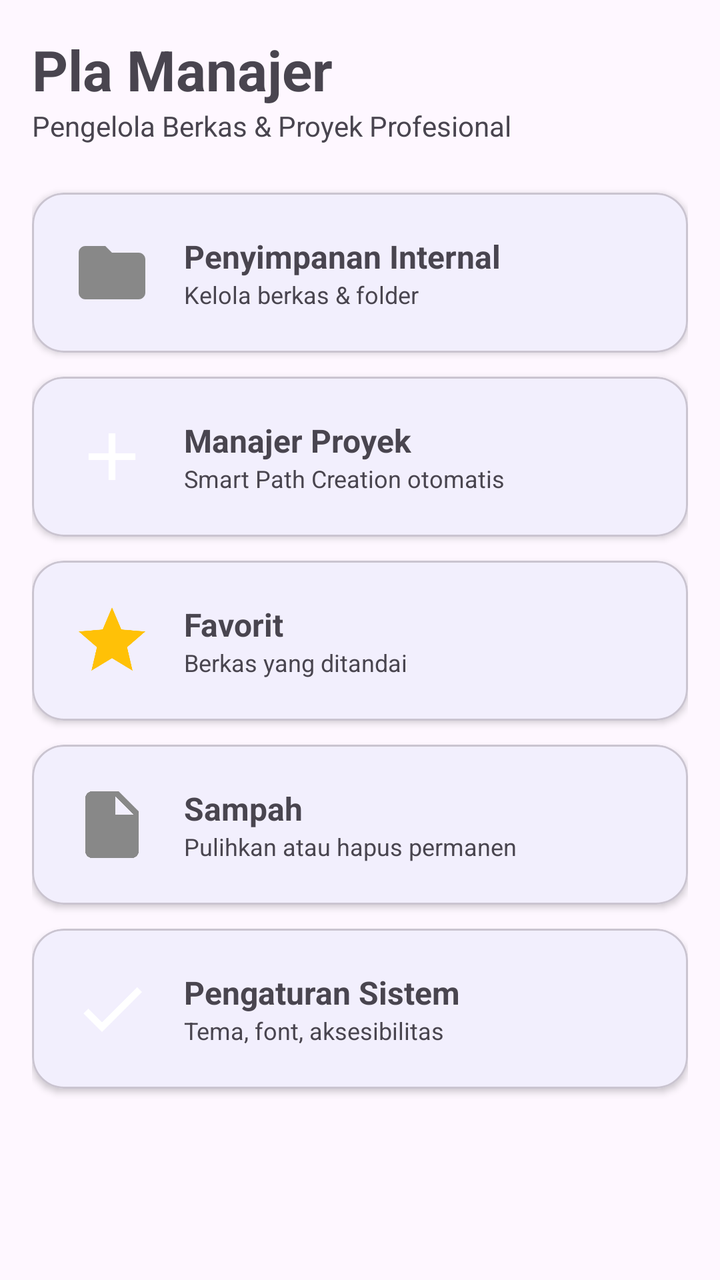
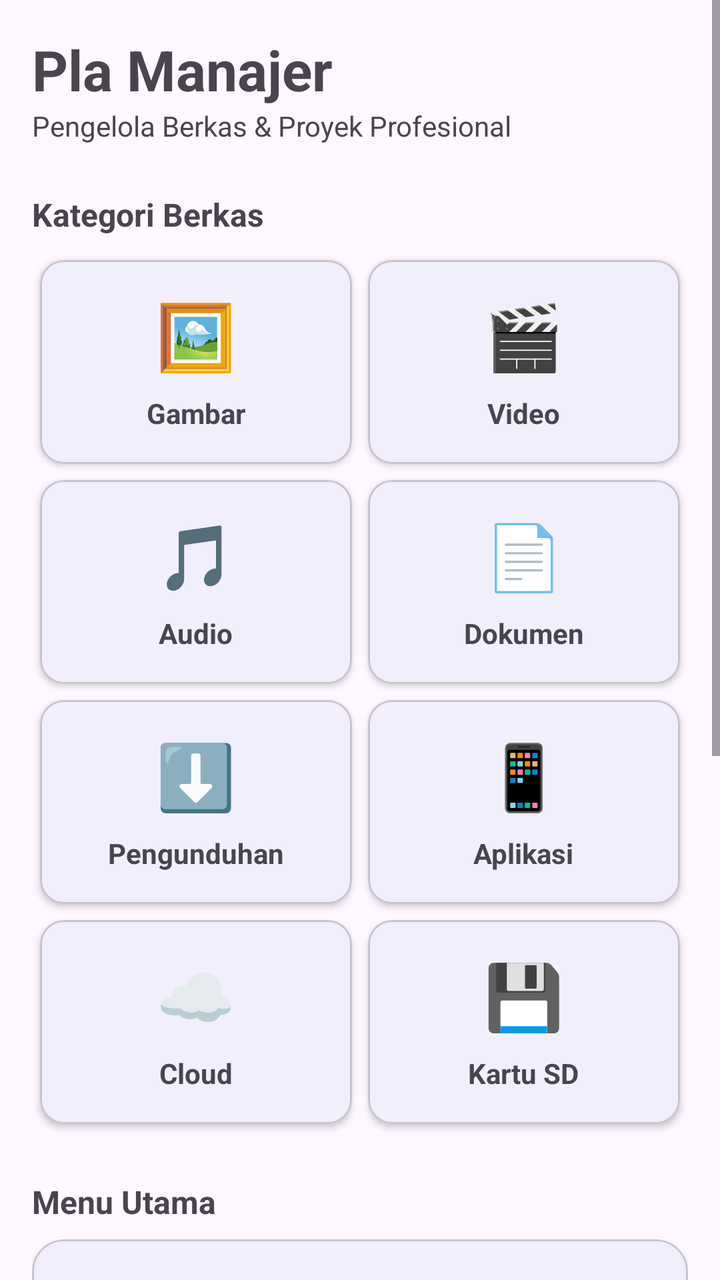

The first picture is an Android layout as it rendered before a commit; the second is the same layout after the commit. The layout source and the unified diff follow.
<!-- AndroidManifest.xml: application theme Theme.PlaManajer -->
<!-- res/layout/activity_main.xml -->
<?xml version="1.0" encoding="utf-8"?>
<ScrollView xmlns:android="http://schemas.android.com/apk/res/android"
    xmlns:app="http://schemas.android.com/apk/res-auto"
    android:layout_width="match_parent"
    android:layout_height="match_parent"
    android:background="?android:attr/colorBackground"
    android:fillViewport="true">

    <LinearLayout
        android:layout_width="match_parent"
        android:layout_height="wrap_content"
        android:orientation="vertical"
        android:padding="16dp">

        <TextView
            android:layout_width="wrap_content"
            android:layout_height="wrap_content"
            android:text="@string/app_name"
            android:textSize="28sp"
            android:textStyle="bold" />
        <TextView
            android:layout_width="wrap_content"
            android:layout_height="wrap_content"
            android:layout_marginBottom="24dp"
            android:text="Pengelola Berkas &amp; Proyek Profesional"
            android:textColor="?android:attr/textColorSecondary"
            android:textSize="14sp" />

        <com.google.android.material.card.MaterialCardView
            android:id="@+id/cardStorage"
            android:layout_width="match_parent"
            android:layout_height="wrap_content"
            android:layout_marginBottom="12dp"
            android:clickable="true"
            android:focusable="true"
            app:cardCornerRadius="16dp"
            app:cardElevation="2dp">
            <LinearLayout
                android:layout_width="match_parent"
                android:layout_height="wrap_content"
                android:gravity="center_vertical"
                android:orientation="horizontal"
                android:padding="20dp">
                <ImageView android:layout_width="40dp" android:layout_height="40dp" android:src="@drawable/ic_folder" />
                <LinearLayout android:layout_width="0dp" android:layout_height="wrap_content" android:layout_marginStart="16dp" android:layout_weight="1" android:orientation="vertical">
                    <TextView android:layout_width="wrap_content" android:layout_height="wrap_content" android:text="@string/storage_title" android:textSize="16sp" android:textStyle="bold" />
                    <TextView android:layout_width="wrap_content" android:layout_height="wrap_content" android:text="Kelola berkas &amp; folder" android:textSize="12sp" />
                </LinearLayout>
            </LinearLayout>
        </com.google.android.material.card.MaterialCardView>

        <com.google.android.material.card.MaterialCardView
            android:id="@+id/cardProjects"
            android:layout_width="match_parent"
            android:layout_height="wrap_content"
            android:layout_marginBottom="12dp"
            android:clickable="true"
            android:focusable="true"
            app:cardCornerRadius="16dp"
            app:cardElevation="2dp">
            <LinearLayout android:layout_width="match_parent" android:layout_height="wrap_content" android:gravity="center_vertical" android:orientation="horizontal" android:padding="20dp">
                <ImageView android:layout_width="40dp" android:layout_height="40dp" android:src="@drawable/ic_add" />
                <LinearLayout android:layout_width="0dp" android:layout_height="wrap_content" android:layout_marginStart="16dp" android:layout_weight="1" android:orientation="vertical">
                    <TextView android:layout_width="wrap_content" android:layout_height="wrap_content" android:text="@string/projects_title" android:textSize="16sp" android:textStyle="bold" />
                    <TextView android:layout_width="wrap_content" android:layout_height="wrap_content" android:text="Smart Path Creation otomatis" android:textSize="12sp" />
                </LinearLayout>
            </LinearLayout>
        </com.google.android.material.card.MaterialCardView>

        <com.google.android.material.card.MaterialCardView
            android:id="@+id/cardFavorites"
            android:layout_width="match_parent"
            android:layout_height="wrap_content"
            android:layout_marginBottom="12dp"
            android:clickable="true"
            android:focusable="true"
            app:cardCornerRadius="16dp"
            app:cardElevation="2dp">
            <LinearLayout android:layout_width="match_parent" android:layout_height="wrap_content" android:gravity="center_vertical" android:orientation="horizontal" android:padding="20dp">
                <ImageView android:layout_width="40dp" android:layout_height="40dp" android:src="@drawable/ic_star" />
                <LinearLayout android:layout_width="0dp" android:layout_height="wrap_content" android:layout_marginStart="16dp" android:layout_weight="1" android:orientation="vertical">
                    <TextView android:layout_width="wrap_content" android:layout_height="wrap_content" android:text="@string/favorites_title" android:textSize="16sp" android:textStyle="bold" />
                    <TextView android:layout_width="wrap_content" android:layout_height="wrap_content" android:text="Berkas yang ditandai" android:textSize="12sp" />
                </LinearLayout>
            </LinearLayout>
        </com.google.android.material.card.MaterialCardView>

        <com.google.android.material.card.MaterialCardView
            android:id="@+id/cardTrash"
            android:layout_width="match_parent"
            android:layout_height="wrap_content"
            android:layout_marginBottom="12dp"
            android:clickable="true"
            android:focusable="true"
            app:cardCornerRadius="16dp"
            app:cardElevation="2dp">
            <LinearLayout android:layout_width="match_parent" android:layout_height="wrap_content" android:gravity="center_vertical" android:orientation="horizontal" android:padding="20dp">
                <ImageView android:layout_width="40dp" android:layout_height="40dp" android:src="@drawable/ic_file" />
                <LinearLayout android:layout_width="0dp" android:layout_height="wrap_content" android:layout_marginStart="16dp" android:layout_weight="1" android:orientation="vertical">
                    <TextView android:layout_width="wrap_content" android:layout_height="wrap_content" android:text="@string/trash_title" android:textSize="16sp" android:textStyle="bold" />
                    <TextView android:layout_width="wrap_content" android:layout_height="wrap_content" android:text="Pulihkan atau hapus permanen" android:textSize="12sp" />
                </LinearLayout>
            </LinearLayout>
        </com.google.android.material.card.MaterialCardView>

        <com.google.android.material.card.MaterialCardView
            android:id="@+id/cardSettings"
            android:layout_width="match_parent"
            android:layout_height="wrap_content"
            android:clickable="true"
            android:focusable="true"
            app:cardCornerRadius="16dp"
            app:cardElevation="2dp">
            <LinearLayout android:layout_width="match_parent" android:layout_height="wrap_content" android:gravity="center_vertical" android:orientation="horizontal" android:padding="20dp">
                <ImageView android:layout_width="40dp" android:layout_height="40dp" android:src="@drawable/ic_save" />
                <LinearLayout android:layout_width="0dp" android:layout_height="wrap_content" android:layout_marginStart="16dp" android:layout_weight="1" android:orientation="vertical">
                    <TextView android:layout_width="wrap_content" android:layout_height="wrap_content" android:text="@string/settings_title" android:textSize="16sp" android:textStyle="bold" />
                    <TextView android:layout_width="wrap_content" android:layout_height="wrap_content" android:text="Tema, font, aksesibilitas" android:textSize="12sp" />
                </LinearLayout>
            </LinearLayout>
        </com.google.android.material.card.MaterialCardView>
    </LinearLayout>
</ScrollView>
<!-- resources referenced by this layout -->
<resources>
  <!-- drawable ic_add (drawable) -->
  <vector xmlns:android="http://schemas.android.com/apk/res/android"
      android:width="24dp" android:height="24dp"
      android:viewportWidth="24" android:viewportHeight="24">
      <path android:fillColor="#FFFFFFFF"
          android:pathData="M19,13h-6v6h-2v-6H5v-2h6V5h2v6h6v2z"/>
  </vector>
  <!-- drawable ic_file (drawable) -->
  <vector xmlns:android="http://schemas.android.com/apk/res/android"
      android:width="24dp" android:height="24dp"
      android:viewportWidth="24" android:viewportHeight="24">
      <path android:fillColor="#FF888888"
          android:pathData="M6,2c-1.1,0 -1.99,0.9 -1.99,2L4,20c0,1.1 0.89,2 1.99,2L18,22c1.1,0 2,-0.9 2,-2L20,8l-6,-6L6,2zM13,9L13,3.5L18.5,9L13,9z"/>
  </vector>
  <!-- drawable ic_folder (drawable) -->
  <vector xmlns:android="http://schemas.android.com/apk/res/android"
      android:width="24dp" android:height="24dp"
      android:viewportWidth="24" android:viewportHeight="24">
      <path android:fillColor="#FF888888"
          android:pathData="M10,4H4c-1.1,0 -1.99,0.9 -1.99,2L2,18c0,1.1 0.9,2 2,2h16c1.1,0 2,-0.9 2,-2V8c0,-1.1 -0.9,-2 -2,-2h-8l-2,-2z"/>
  </vector>
  <!-- drawable ic_save (drawable) -->
  <vector xmlns:android="http://schemas.android.com/apk/res/android"
      android:width="24dp" android:height="24dp"
      android:viewportWidth="24" android:viewportHeight="24">
      <path android:fillColor="#FFFFFFFF"
          android:pathData="M9,16.17L4.83,12l-1.42,1.41L9,19 21,7l-1.41,-1.41z"/>
  </vector>
  <!-- drawable ic_star (drawable) -->
  <vector xmlns:android="http://schemas.android.com/apk/res/android"
      android:width="24dp" android:height="24dp"
      android:viewportWidth="24" android:viewportHeight="24">
      <path android:fillColor="#FFFFC107"
          android:pathData="M12,17.27L18.18,21l-1.64,-7.03L22,9.24l-7.19,-0.61L12,2 9.19,8.63 2,9.24l5.46,4.73L5.82,21z"/>
  </vector>
  <string name="app_name">Pla Manajer</string>
  <string name="favorites_title">Favorit</string>
  <string name="projects_title">Manajer Proyek</string>
  <string name="settings_title">Pengaturan Sistem</string>
  <string name="storage_title">Penyimpanan Internal</string>
  <string name="trash_title">Sampah</string>
  <style name="Theme.PlaManajer" parent="Theme.Material3.DayNight.NoActionBar">
          <item name="colorPrimary">@color/primary</item>
          <item name="colorOnPrimary">@color/on_primary</item>
          <item name="colorPrimaryContainer">@color/primary_container</item>
          <item name="colorOnPrimaryContainer">@color/on_primary_container</item>
          <item name="android:statusBarColor">?attr/colorSurface</item>
          <item name="android:windowLightStatusBar" tools:targetApi="m">?attr/isLightTheme</item>
      </style>
  <color name="primary">#5B8DEF</color>
  <color name="on_primary">#FFFFFF</color>
  <color name="primary_container">#D8E4FF</color>
  <color name="on_primary_container">#001B3D</color>
</resources>

<!-- the commit's change to res/layout/activity_main.xml (unified diff, before → after) -->
@@ -12,6 +12,7 @@
         android:orientation="vertical"
         android:padding="16dp">
 
+        
         <TextView
             android:layout_width="wrap_content"
             android:layout_height="wrap_content"
@@ -26,6 +27,209 @@
             android:textColor="?android:attr/textColorSecondary"
             android:textSize="14sp" />
 
+        
+        <TextView
+            android:layout_width="wrap_content"
+            android:layout_height="wrap_content"
+            android:text="Kategori Berkas"
+            android:textSize="16sp"
+            android:textStyle="bold"
+            android:layout_marginBottom="8dp"/>
+
+        <GridLayout
+            android:layout_width="match_parent"
+            android:layout_height="wrap_content"
+            android:columnCount="2"
+            android:layout_marginBottom="24dp">
+
+            
+            <com.google.android.material.card.MaterialCardView
+                android:id="@+id/cardImages"
+                android:layout_width="0dp"
+                android:layout_height="wrap_content"
+                android:layout_columnWeight="1"
+                android:layout_margin="4dp"
+                app:cardCornerRadius="12dp"
+                app:cardElevation="2dp"
+                android:clickable="true"
+                android:focusable="true">
+                <LinearLayout
+                    android:layout_width="match_parent"
+                    android:layout_height="wrap_content"
+                    android:gravity="center"
+                    android:orientation="vertical"
+                    android:padding="16dp">
+                    <TextView android:layout_width="wrap_content" android:layout_height="wrap_content" android:text="🖼️" android:textSize="32sp" />
+                    <TextView android:layout_width="wrap_content" android:layout_height="wrap_content" android:layout_marginTop="8dp" android:text="Gambar" android:textStyle="bold" />
+                </LinearLayout>
+            </com.google.android.material.card.MaterialCardView>
+
+            
+            <com.google.android.material.card.MaterialCardView
+                android:id="@+id/cardVideos"
+                android:layout_width="0dp"
+                android:layout_height="wrap_content"
+                android:layout_columnWeight="1"
+                android:layout_margin="4dp"
+                app:cardCornerRadius="12dp"
+                app:cardElevation="2dp"
+                android:clickable="true"
+                android:focusable="true">
+                <LinearLayout
+                    android:layout_width="match_parent"
+                    android:layout_height="wrap_content"
+                    android:gravity="center"
+                    android:orientation="vertical"
+                    android:padding="16dp">
+                    <TextView android:layout_width="wrap_content" android:layout_height="wrap_content" android:text="🎬" android:textSize="32sp" />
+                    <TextView android:layout_width="wrap_content" android:layout_height="wrap_content" android:layout_marginTop="8dp" android:text="Video" android:textStyle="bold" />
+                </LinearLayout>
+            </com.google.android.material.card.MaterialCardView>
+
+            
+            <com.google.android.material.card.MaterialCardView
+                android:id="@+id/cardAudio"
+                android:layout_width="0dp"
+                android:layout_height="wrap_content"
+                android:layout_columnWeight="1"
+                android:layout_margin="4dp"
+                app:cardCornerRadius="12dp"
+                app:cardElevation="2dp"
+                android:clickable="true"
+                android:focusable="true">
+                <LinearLayout
+                    android:layout_width="match_parent"
+                    android:layout_height="wrap_content"
+                    android:gravity="center"
+                    android:orientation="vertical"
+                    android:padding="16dp">
+                    <TextView android:layout_width="wrap_content" android:layout_height="wrap_content" android:text="🎵" android:textSize="32sp" />
+                    <TextView android:layout_width="wrap_content" android:layout_height="wrap_content" android:layout_marginTop="8dp" android:text="Audio" android:textStyle="bold" />
+                </LinearLayout>
+            </com.google.android.material.card.MaterialCardView>
+
+            
+            <com.google.android.material.card.MaterialCardView
+                android:id="@+id/cardDocuments"
+                android:layout_width="0dp"
+                android:layout_height="wrap_content"
+                android:layout_columnWeight="1"
+                android:layout_margin="4dp"
+                app:cardCornerRadius="12dp"
+                app:cardElevation="2dp"
+                android:clickable="true"
+                android:focusable="true">
+                <LinearLayout
+                    android:layout_width="match_parent"
+                    android:layout_height="wrap_content"
+                    android:gravity="center"
+                    android:orientation="vertical"
+                    android:padding="16dp">
+                    <TextView android:layout_width="wrap_content" android:layout_height="wrap_content" android:text="📄" android:textSize="32sp" />
+                    <TextView android:layout_width="wrap_content" android:layout_height="wrap_content" android:layout_marginTop="8dp" android:text="Dokumen" android:textStyle="bold" />
+                </LinearLayout>
+            </com.google.android.material.card.MaterialCardView>
+
+            
+            <com.google.android.material.card.MaterialCardView
+                android:id="@+id/cardDownloads"
+                android:layout_width="0dp"
+                android:layout_height="wrap_content"
+                android:layout_columnWeight="1"
+                android:layout_margin="4dp"
+                app:cardCornerRadius="12dp"
+                app:cardElevation="2dp"
+                android:clickable="true"
+                android:focusable="true">
+                <LinearLayout
+                    android:layout_width="match_parent"
+                    android:layout_height="wrap_content"
+                    android:gravity="center"
+                    android:orientation="vertical"
+                    android:padding="16dp">
+                    <TextView android:layout_width="wrap_content" android:layout_height="wrap_content" android:text="⬇️" android:textSize="32sp" />
+                    <TextView android:layout_width="wrap_content" android:layout_height="wrap_content" android:layout_marginTop="8dp" android:text="Pengunduhan" android:textStyle="bold" />
+                </LinearLayout>
+            </com.google.android.material.card.MaterialCardView>
+
+            
+            <com.google.android.material.card.MaterialCardView
+                android:id="@+id/cardApps"
+                android:layout_width="0dp"
+                android:layout_height="wrap_content"
+                android:layout_columnWeight="1"
+                android:layout_margin="4dp"
+                app:cardCornerRadius="12dp"
+                app:cardElevation="2dp"
+                android:clickable="true"
+                android:focusable="true">
+                <LinearLayout
+                    android:layout_width="match_parent"
+                    android:layout_height="wrap_content"
+                    android:gravity="center"
+                    android:orientation="vertical"
+                    android:padding="16dp">
+                    <TextView android:layout_width="wrap_content" android:layout_height="wrap_content" android:text="📱" android:textSize="32sp" />
+                    <TextView android:layout_width="wrap_content" android:layout_height="wrap_content" android:layout_marginTop="8dp" android:text="Aplikasi" android:textStyle="bold" />
+                </LinearLayout>
+            </com.google.android.material.card.MaterialCardView>
+
+            
+            <com.google.android.material.card.MaterialCardView
+                android:id="@+id/cardCloud"
+                android:layout_width="0dp"
+                android:layout_height="wrap_content"
+                android:layout_columnWeight="1"
+                android:layout_margin="4dp"
+                app:cardCornerRadius="12dp"
+                app:cardElevation="2dp"
+                android:clickable="true"
+                android:focusable="true">
+                <LinearLayout
+                    android:layout_width="match_parent"
+                    android:layout_height="wrap_content"
+                    android:gravity="center"
+                    android:orientation="vertical"
+                    android:padding="16dp">
+                    <TextView android:layout_width="wrap_content" android:layout_height="wrap_content" android:text="☁️" android:textSize="32sp" />
+                    <TextView android:layout_width="wrap_content" android:layout_height="wrap_content" android:layout_marginTop="8dp" android:text="Cloud" android:textStyle="bold" />
+                </LinearLayout>
+            </com.google.android.material.card.MaterialCardView>
+
+            
+            <com.google.android.material.card.MaterialCardView
+                android:id="@+id/cardSdCard"
+                android:layout_width="0dp"
+                android:layout_height="wrap_content"
+                android:layout_columnWeight="1"
+                android:layout_margin="4dp"
+                app:cardCornerRadius="12dp"
+                app:cardElevation="2dp"
+                android:clickable="true"
+                android:focusable="true">
+                <LinearLayout
+                    android:layout_width="match_parent"
+                    android:layout_height="wrap_content"
+                    android:gravity="center"
+                    android:orientation="vertical"
+                    android:padding="16dp">
+                    <TextView android:layout_width="wrap_content" android:layout_height="wrap_content" android:text="💾" android:textSize="32sp" />
+                    <TextView android:layout_width="wrap_content" android:layout_height="wrap_content" android:layout_marginTop="8dp" android:text="Kartu SD" android:textStyle="bold" />
+                </LinearLayout>
+            </com.google.android.material.card.MaterialCardView>
+
+        </GridLayout>
+
+        
+        <TextView
+            android:layout_width="wrap_content"
+            android:layout_height="wrap_content"
+            android:text="Menu Utama"
+            android:textSize="16sp"
+            android:textStyle="bold"
+            android:layout_marginBottom="8dp"/>
+
+        
         <com.google.android.material.card.MaterialCardView
             android:id="@+id/cardStorage"
             android:layout_width="match_parent"
@@ -35,20 +239,16 @@
             android:focusable="true"
             app:cardCornerRadius="16dp"
             app:cardElevation="2dp">
-            <LinearLayout
-                android:layout_width="match_parent"
-                android:layout_height="wrap_content"
-                android:gravity="center_vertical"
-                android:orientation="horizontal"
-                android:padding="20dp">
+            <LinearLayout android:layout_width="match_parent" android:layout_height="wrap_content" android:gravity="center_vertical" android:orientation="horizontal" android:padding="20dp">
                 <ImageView android:layout_width="40dp" android:layout_height="40dp" android:src="@drawable/ic_folder" />
                 <LinearLayout android:layout_width="0dp" android:layout_height="wrap_content" android:layout_marginStart="16dp" android:layout_weight="1" android:orientation="vertical">
                     <TextView android:layout_width="wrap_content" android:layout_height="wrap_content" android:text="@string/storage_title" android:textSize="16sp" android:textStyle="bold" />
-                    <TextView android:layout_width="wrap_content" android:layout_height="wrap_content" android:text="Kelola berkas &amp; folder" android:textSize="12sp" />
-                </LinearLayout>
-            </LinearLayout>
-        </com.google.android.material.card.MaterialCardView>
-
+                    <TextView android:layout_width="wrap_content" android:layout_height="wrap_content" android:text="Kelola semua berkas &amp; folder" android:textSize="12sp" />
+                </LinearLayout>
+            </LinearLayout>
+        </com.google.android.material.card.MaterialCardView>
+
+        
         <com.google.android.material.card.MaterialCardView
             android:id="@+id/cardProjects"
             android:layout_width="match_parent"
@@ -67,6 +267,7 @@
             </LinearLayout>
         </com.google.android.material.card.MaterialCardView>
 
+        
         <com.google.android.material.card.MaterialCardView
             android:id="@+id/cardFavorites"
             android:layout_width="match_parent"
@@ -85,6 +286,7 @@
             </LinearLayout>
         </com.google.android.material.card.MaterialCardView>
 
+        
         <com.google.android.material.card.MaterialCardView
             android:id="@+id/cardTrash"
             android:layout_width="match_parent"
@@ -103,6 +305,7 @@
             </LinearLayout>
         </com.google.android.material.card.MaterialCardView>
 
+        
         <com.google.android.material.card.MaterialCardView
             android:id="@+id/cardSettings"
             android:layout_width="match_parent"
@@ -119,5 +322,6 @@
                 </LinearLayout>
             </LinearLayout>
         </com.google.android.material.card.MaterialCardView>
+
     </LinearLayout>
 </ScrollView>
